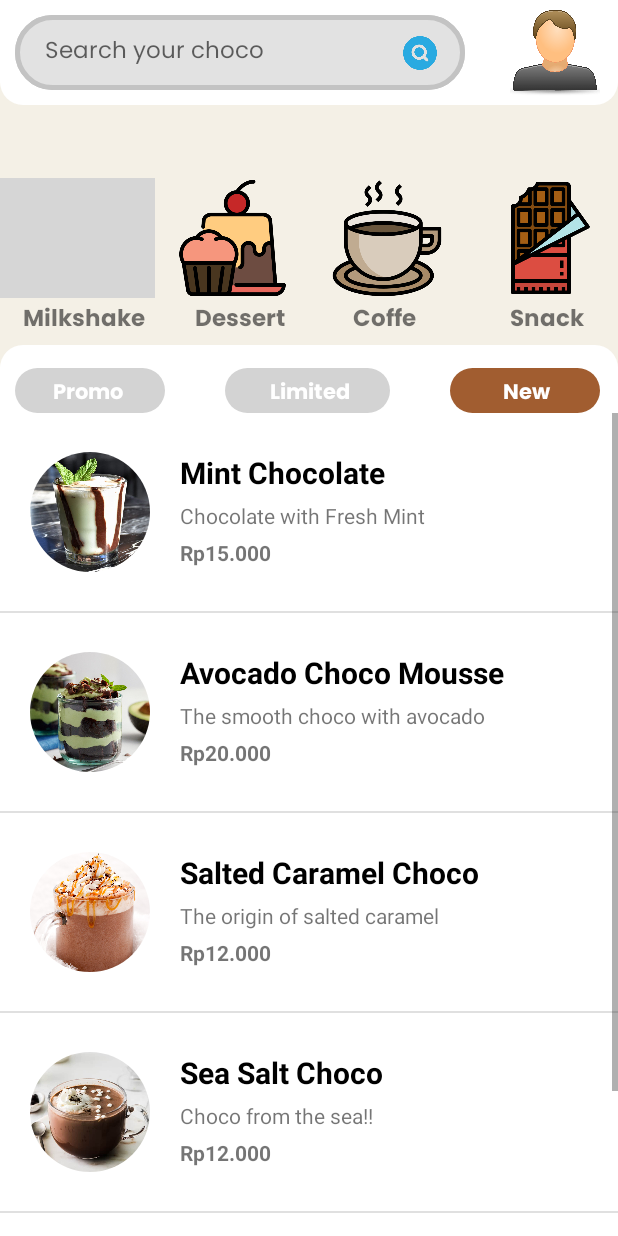
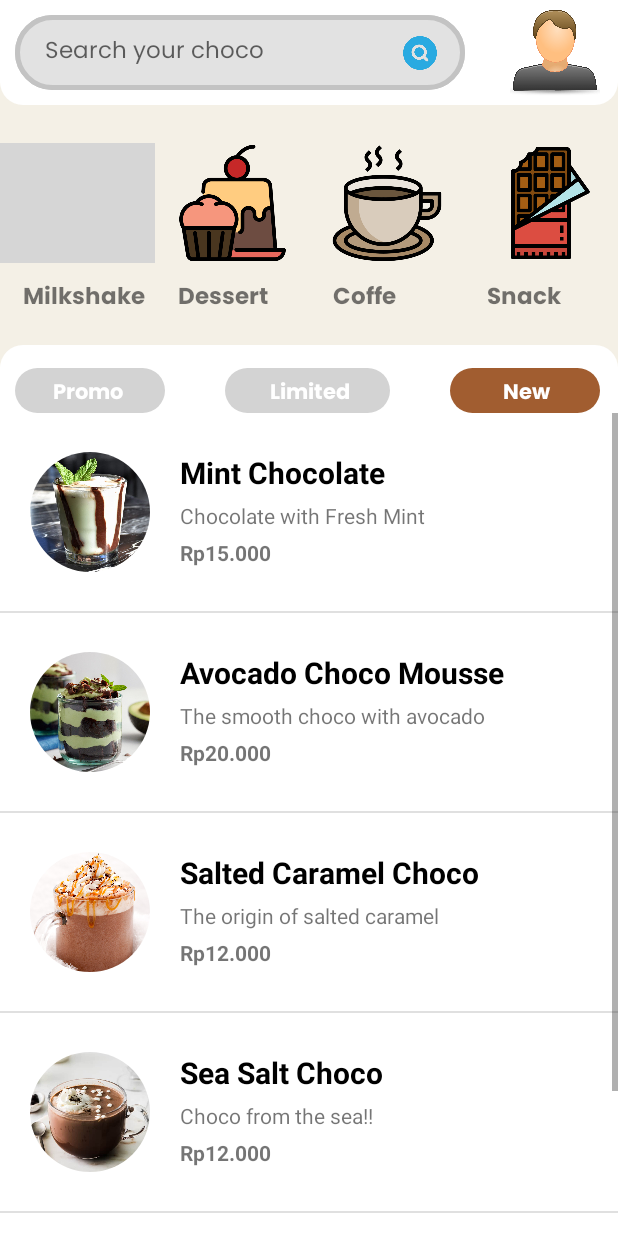
Before and after one commit to fathiradji/TUBES_PPBM03_FathirAdjiPamungkas_7708213010, an Android app: the Menu3 screen opened directly, with no data from a screen before it, on a phone screen of 412 x 824 dp. Run offline under Robolectric (Android 15) with nearby library versions, the phone set to English and light mode, and no system bars; our stand-ins replace CircleImageView; grey boxes are pictures that could not be loaded.

Commit message:
update layout

```diff
--- a/app/src/main/res/layout/activity_menu.xml
+++ b/app/src/main/res/layout/activity_menu.xml
@@ -52,7 +52,6 @@
             android:layout_marginTop="5dp"
             android:layout_marginLeft="250dp"
             android:src="@drawable/seacrh"
-
             android:id="@+id/search">
         </ImageView>
 
@@ -74,6 +73,7 @@
             android:layout_height="wrap_content"
             android:orientation="horizontal"
             android:layout_below="@id/search"
+            android:id="@+id/imagecat"
             android:layout_marginTop="30dp">
 
             <ImageView
@@ -117,7 +117,8 @@
             android:layout_width="match_parent"
             android:layout_height="wrap_content"
             android:orientation="horizontal"
-            android:layout_marginTop="200dp">
+            android:layout_below="@+id/imagecat"
+            android:layout_marginTop="10dp">
 
             <TextView
                 android:layout_width="match_parent"
--- a/app/src/main/res/layout/activity_menu3.xml
+++ b/app/src/main/res/layout/activity_menu3.xml
@@ -74,7 +74,8 @@
             android:layout_height="wrap_content"
             android:orientation="horizontal"
             android:layout_below="@id/search"
-            android:layout_marginTop="53dp">
+            android:id="@+id/imagecat3"
+            android:layout_marginTop="30dp">
 
             <ImageView
                 android:layout_width="match_parent"
@@ -114,46 +115,55 @@
 
 
 
+        <LinearLayout
+            android:layout_width="match_parent"
+            android:layout_height="wrap_content"
+            android:orientation="horizontal"
+            android:layout_below="@+id/imagecat3"
+            android:layout_marginTop="10dp">
+
             <TextView
                 android:layout_width="match_parent"
-            android:layout_height="wrap_content"
+                android:layout_height="25dp"
                 android:text="Milkshake"
-            android:layout_marginTop="200dp"
                 android:paddingLeft="15dp"
                 android:fontFamily="@font/poppinsbold"
-            android:textSize="15sp">
+                android:textSize="15sp"
+                android:layout_weight="1">
 
             </TextView>
             <TextView
                 android:layout_width="match_parent"
-            android:layout_height="wrap_content"
+                android:layout_height="25dp"
                 android:text="Dessert"
-            android:layout_marginTop="200dp"
-            android:paddingLeft="130dp"
                 android:fontFamily="@font/poppinsbold"
-            android:textSize="15sp">
+                android:textSize="15sp"
+                android:layout_weight="1"
+                android:paddingLeft="15dp">
 
             </TextView>
             <TextView
                 android:layout_width="match_parent"
-            android:layout_height="wrap_content"
+                android:layout_height="25dp"
                 android:text="Coffe"
-            android:layout_marginTop="200dp"
-            android:paddingLeft="235dp"
                 android:fontFamily="@font/poppinsbold"
-            android:textSize="15sp">
+                android:textSize="15sp"
+                android:layout_weight="1"
+                android:paddingLeft="15dp">
 
             </TextView>
             <TextView
                 android:layout_width="match_parent"
-            android:layout_height="wrap_content"
+                android:layout_height="25dp"
                 android:text="Snack"
-            android:layout_marginTop="200dp"
-            android:paddingLeft="340dp"
                 android:fontFamily="@font/poppinsbold"
-            android:textSize="15sp">
+                android:textSize="15sp"
+                android:layout_weight="1"
+                android:paddingLeft="15dp">
 
             </TextView>
+
+        </LinearLayout>
 
 
 
```
Also changed, not shown: app/src/main/res/layout/activity_menu2.xml (+26 -16 lines). Lines whose indentation alone changed are shown as unchanged.
